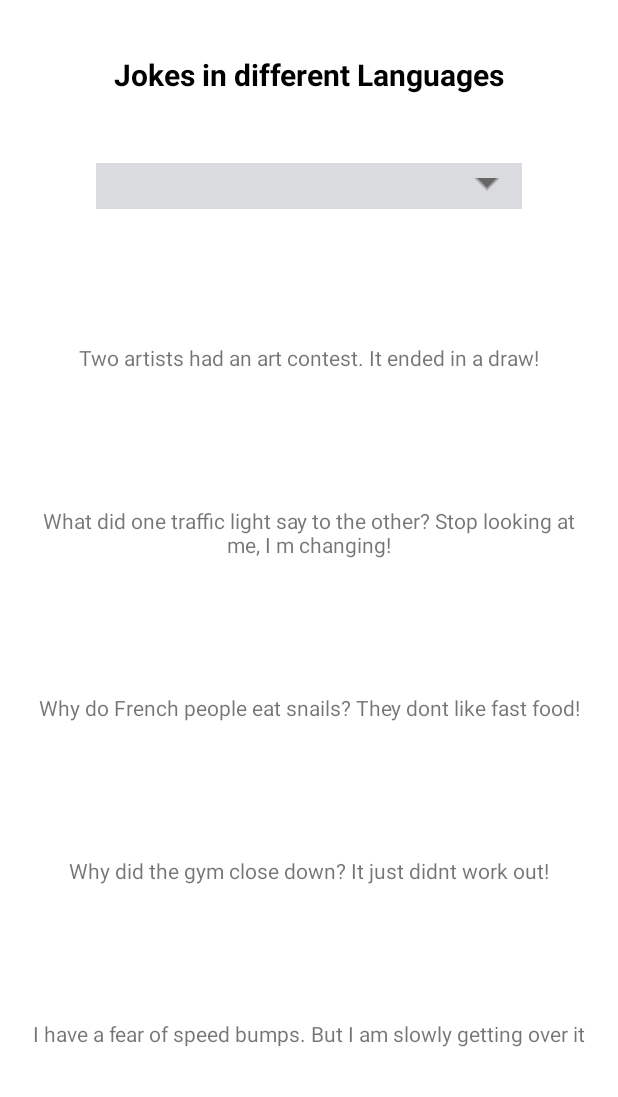
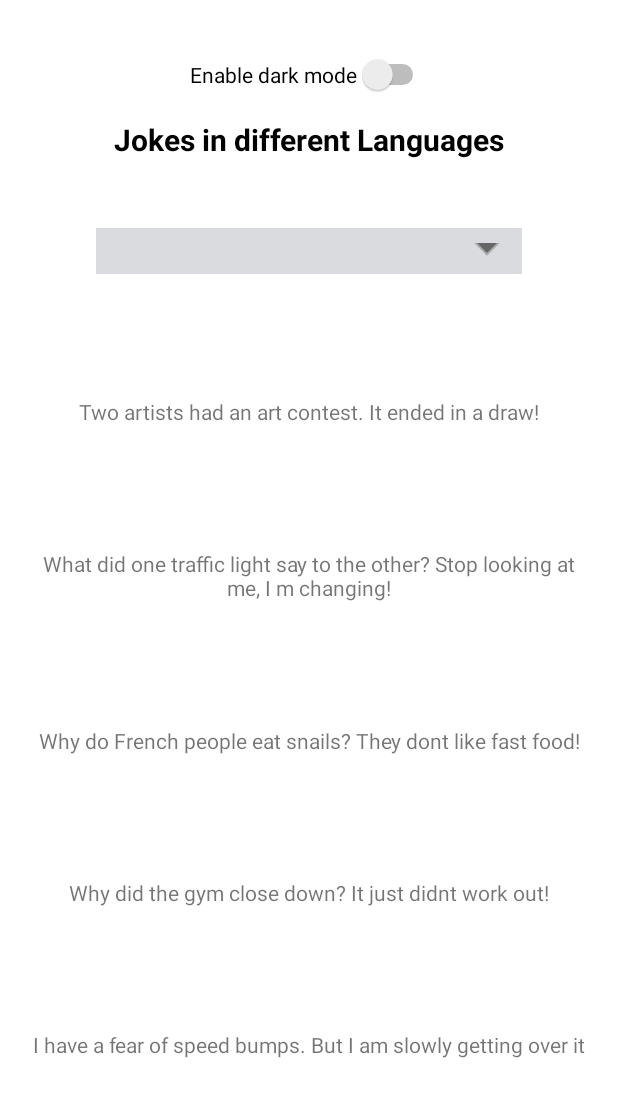
Before and after one commit to shubham423/LocalisationDemo, an Android app: the layout activity_main.xml on its own in the app's theme, with its tools: preview values and no code run, on a phone screen of 412 x 824 dp. Shown: the top 1097 px of the screen. Run offline under Robolectric (Android 15) with nearby library versions, the phone set to English and light mode, and no system bars.

Commit message:
dark mode enabled

```diff
--- a/app/src/main/res/layout/activity_main.xml
+++ b/app/src/main/res/layout/activity_main.xml
@@ -9,7 +9,7 @@
     android:paddingVertical="36dp"
     tools:context=".MainActivity">
 
-    <androidx.appcompat.widget.AppCompatSpinner
+    <Spinner
         android:id="@+id/customSpinner"
         android:layout_width="match_parent"
         android:layout_height="wrap_content"
@@ -19,7 +19,7 @@
         android:background="@drawable/spinner_bg"
         app:layout_constraintEnd_toEndOf="parent"
         app:layout_constraintStart_toStartOf="parent"
-        app:layout_constraintTop_toBottomOf="@+id/textView6" />
+        app:layout_constraintTop_toBottomOf="@+id/jokes_heading_tv" />
 
     <TextView
         android:id="@+id/textView"
@@ -92,14 +92,26 @@
         app:layout_constraintTop_toBottomOf="@+id/textView4" />
 
     <TextView
-        android:id="@+id/textView6"
+        android:id="@+id/jokes_heading_tv"
         android:layout_width="wrap_content"
         android:layout_height="wrap_content"
+        android:layout_marginTop="16dp"
         android:text="Jokes in different Languages"
+        android:textColor="@color/black"
         android:textSize="20sp"
-        android:textColor="@color/black"
         android:textStyle="bold"
         app:layout_constraintEnd_toEndOf="parent"
         app:layout_constraintStart_toStartOf="parent"
-        app:layout_constraintTop_toTopOf="parent" />
+        app:layout_constraintTop_toBottomOf="@+id/switch1" />
+
+    <Switch
+        android:id="@+id/switch1"
+        android:layout_width="wrap_content"
+        android:layout_height="wrap_content"
+        android:layout_centerInParent="true"
+        android:text="Enable dark mode"
+        app:layout_constraintEnd_toEndOf="parent"
+        app:layout_constraintStart_toStartOf="parent"
+        app:layout_constraintTop_toTopOf="parent"
+        tools:ignore="UseSwitchCompatOrMaterialXml" />
 </androidx.constraintlayout.widget.ConstraintLayout>
```
Also changed, not shown: app/src/main/java/com/shubham/localisationdemo/MainActivity.kt (+26 -14 lines).
